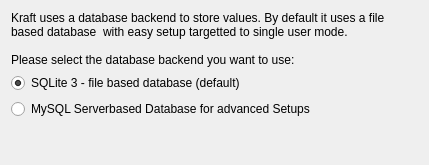
Qt form src/dbselect.ui (dragotin/kraft) before a commit.
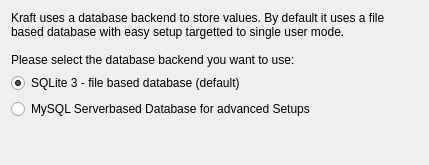
The same form after that commit.

Patch:
```diff
--- a/src/dbselect.ui
+++ b/src/dbselect.ui
@@ -19,7 +19,7 @@
      <item>
       <widget class="QLabel" name="label">
        <property name="text">
-        <string>Kraft uses a database backend to store values. By default it uses a file based database  with easy setup targetted to single user mode.
+        <string>Kraft uses a database backend to store values. By default it uses a file based database with easy setup targetted to single user mode.
 
 Please select the database backend you want to use:</string>
        </property>
```
